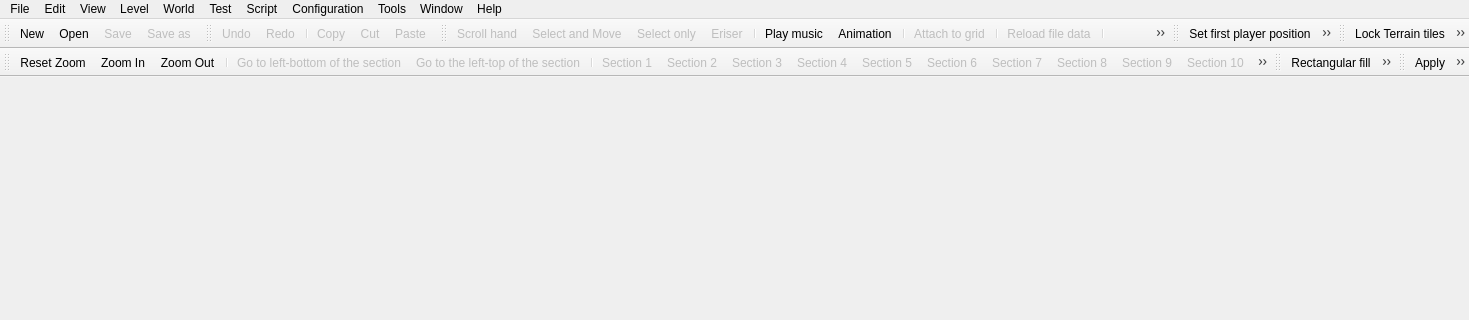
First picture: the form in Editor/mainwindow.ui, repository WohlSoft/Moondust-Project, before the edit; both pictures show x 0 to 1469 and y 0 to 320 of the 1469 by 598 pixel window.
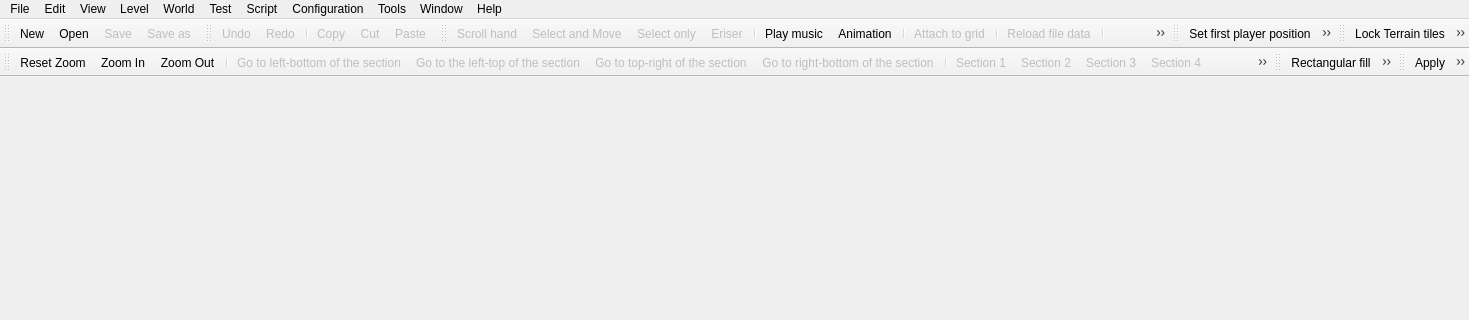
Second picture: the form after the edit. Icons and pictures are not drawn.

Commit message: Works over Editor - Fixed junk category field while one of groups is selected - Added top-right and right-bottom section sides for camera position reset

The edit to the form file:
```diff
--- a/Editor/mainwindow.ui
+++ b/Editor/mainwindow.ui
@@ -588,8 +588,10 @@
    <addaction name="actionZoomIn"/>
    <addaction name="actionZoomOut"/>
    <addaction name="separator"/>
-   <addaction name="actionReset_position"/>
-   <addaction name="actionGo_to_Section"/>
+   <addaction name="actionGotoLeftBottom"/>
+   <addaction name="actionGotoLeftTop"/>
+   <addaction name="actionGotoTopRight"/>
+   <addaction name="actionGotoRightBottom"/>
    <addaction name="separator"/>
    <addaction name="actionSection_1"/>
    <addaction name="actionSection_2"/>
@@ -697,7 +699,7 @@
   </action>
   <action name="actionNewNPC_config">
    <property name="icon">
-    <iconset resource="../Engine/_resources/engine.qrc">
+    <iconset resource="_resources/editor.qrc">
      <normaloff>:/images/coin.png</normaloff>:/images/coin.png</iconset>
    </property>
    <property name="text">
@@ -1515,7 +1517,7 @@
     <bool>false</bool>
    </property>
   </action>
-  <action name="actionReset_position">
+  <action name="actionGotoLeftBottom">
    <property name="enabled">
     <bool>false</bool>
    </property>
@@ -2028,7 +2030,7 @@
     <enum>QAction::PreferencesRole</enum>
    </property>
   </action>
-  <action name="actionGo_to_Section">
+  <action name="actionGotoLeftTop">
    <property name="enabled">
     <bool>false</bool>
    </property>
@@ -2766,6 +2768,30 @@
     <string>Variables</string>
    </property>
   </action>
+  <action name="actionGotoTopRight">
+   <property name="enabled">
+    <bool>false</bool>
+   </property>
+   <property name="icon">
+    <iconset resource="_resources/editor.qrc">
+     <normaloff>:/images/goto_top_right.png</normaloff>:/images/goto_top_right.png</iconset>
+   </property>
+   <property name="text">
+    <string>Go to top-right of the section</string>
+   </property>
+  </action>
+  <action name="actionGotoRightBottom">
+   <property name="enabled">
+    <bool>false</bool>
+   </property>
+   <property name="icon">
+    <iconset resource="_resources/editor.qrc">
+     <normaloff>:/images/goto_right_bottom.png</normaloff>:/images/goto_right_bottom.png</iconset>
+   </property>
+   <property name="text">
+    <string>Go to right-bottom of the section</string>
+   </property>
+  </action>
  </widget>
  <layoutdefault spacing="6" margin="11"/>
  <resources>
```
Left out of the diff: 2 changed lines with no effect on the pictures. The commit also changes 27 other files.
